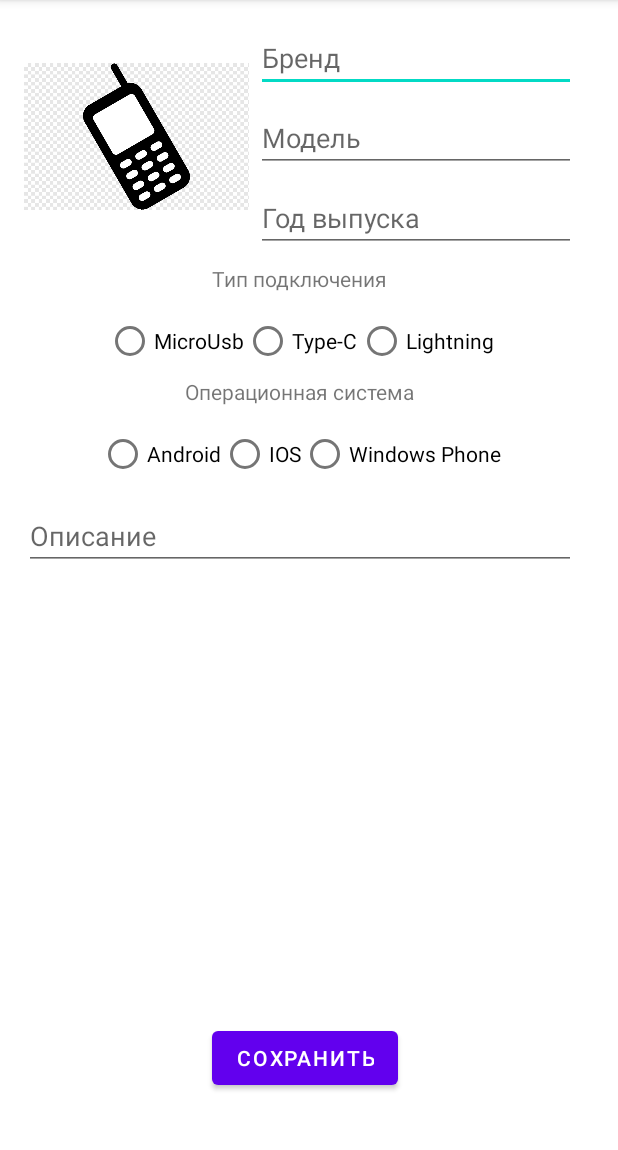
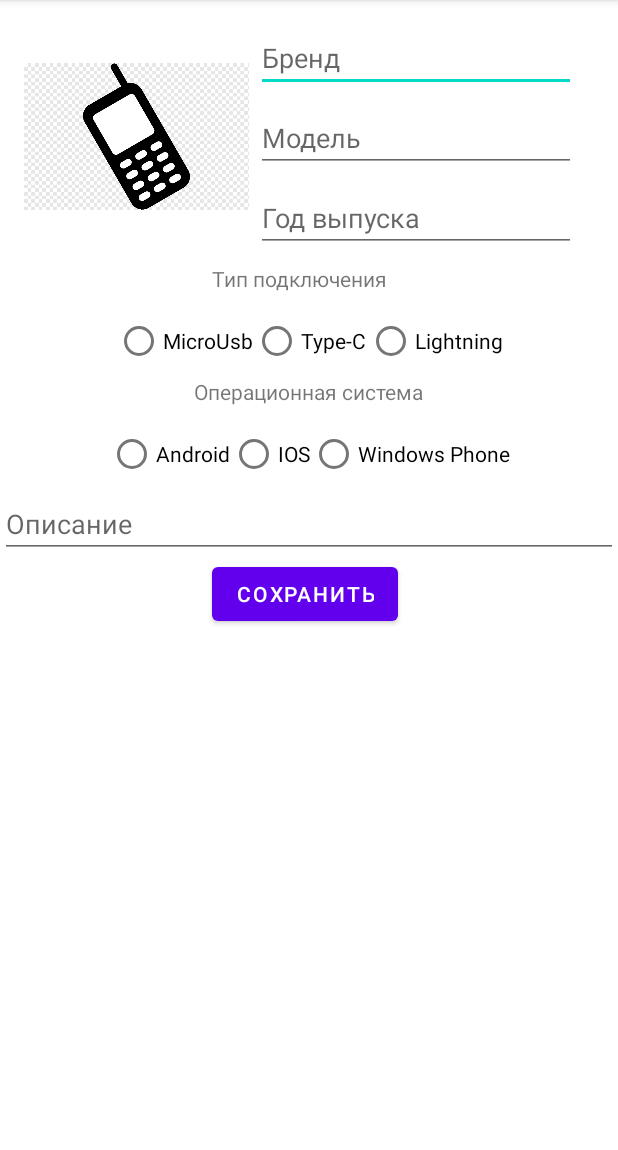
Before and after one commit to Gurchunov/phoneList, an Android app: the AddNewPhone screen opened directly, with no data from a screen before it, on a phone screen of 412 x 824 dp, the part 84-1234 px from its top. Run offline under Robolectric (Android 15) with nearby library versions, the phone set to English and light mode, and no system bars.

Commit message:
first task

```diff
--- a/app/src/main/res/layout/activity_add_new_phone.xml
+++ b/app/src/main/res/layout/activity_add_new_phone.xml
@@ -60,14 +60,14 @@
         android:id="@+id/fieldDesc"
         android:layout_width="0dp"
         android:layout_height="wrap_content"
-        android:layout_marginTop="8dp"
         android:ems="10"
         android:hint="Описание"
         android:inputType="textMultiLine"
-        app:layout_constraintEnd_toEndOf="@+id/fieldYearsRelease"
-        app:layout_constraintHorizontal_bias="0.0"
-        app:layout_constraintStart_toStartOf="@+id/btnImage"
-        app:layout_constraintTop_toBottomOf="@+id/btnOC" />
+        android:isScrollContainer="true"
+        app:layout_constraintEnd_toEndOf="parent"
+        app:layout_constraintHorizontal_bias="0.5"
+        app:layout_constraintStart_toStartOf="parent"
+        app:layout_constraintTop_toBottomOf="@+id/rgOC" />
 
     <TextView
         android:id="@+id/textView"
@@ -121,7 +121,7 @@
         app:layout_constraintTop_toBottomOf="@+id/radioGroup" />
 
     <RadioGroup
-        android:id="@+id/btnOC"
+        android:id="@+id/rgOC"
         android:layout_width="wrap_content"
         android:layout_height="wrap_content"
         android:layout_marginTop="8dp"
@@ -136,7 +136,6 @@
             android:id="@+id/btnAndroid"
             android:layout_width="wrap_content"
             android:layout_height="wrap_content"
-            android:onClick="Android"
             android:text="Android" />
 
         <RadioButton
@@ -158,13 +157,10 @@
         android:id="@+id/btnSave"
         android:layout_width="wrap_content"
         android:layout_height="wrap_content"
-        android:layout_marginBottom="16dp"
         android:text="Сохранить"
-        app:layout_constraintBottom_toBottomOf="parent"
         app:layout_constraintEnd_toEndOf="parent"
         app:layout_constraintHorizontal_bias="0.491"
         app:layout_constraintStart_toStartOf="parent"
-        app:layout_constraintTop_toBottomOf="@+id/fieldDesc"
-        app:layout_constraintVertical_bias="0.931" />
+        app:layout_constraintTop_toBottomOf="@+id/fieldDesc" />
 
 </androidx.constraintlayout.widget.ConstraintLayout>
--- a/app/src/main/res/layout/phone_item.xml
+++ b/app/src/main/res/layout/phone_item.xml
@@ -59,6 +59,7 @@
         android:inputType="textPersonName"
         android:textSize="12sp"
         app:layout_constraintEnd_toEndOf="@+id/tvOcSystem"
+        app:layout_constraintHorizontal_bias="0.615"
         app:layout_constraintStart_toStartOf="@+id/tvOcSystem"
         app:layout_constraintTop_toBottomOf="@+id/tvOcSystem" />
 </androidx.constraintlayout.widget.ConstraintLayout>
```
Also changed, not shown: app/src/main/java/com/example/mobilephonecatalog/AddNewPhone.kt (+14 -2 lines), app/src/main/java/com/example/mobilephonecatalog/MainActivity.kt (+14 -9 lines), app/src/main/java/com/example/mobilephonecatalog/adapter/Adapter.kt (+13 -6 lines).
